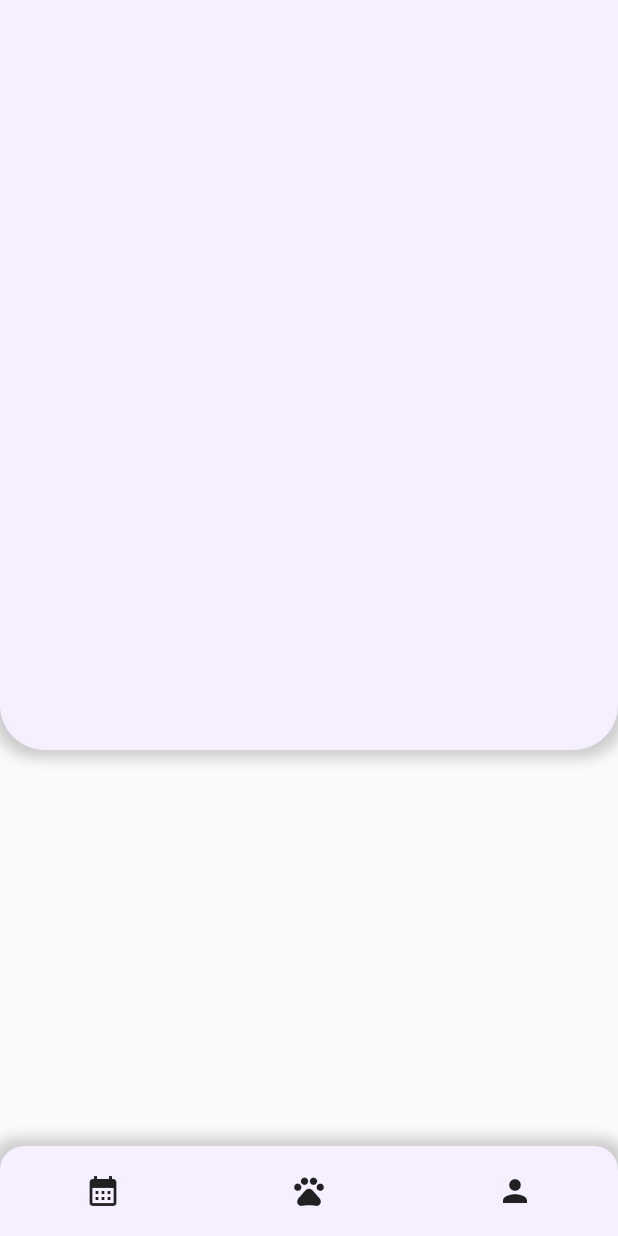
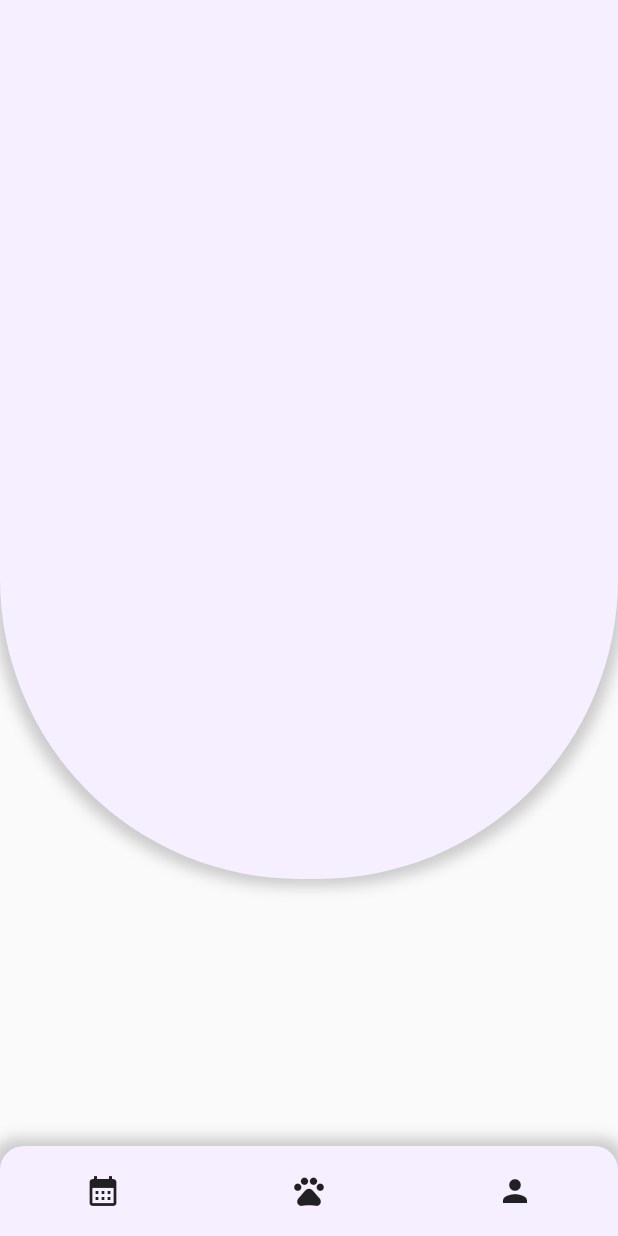
Before and after one commit to kugods-HabitTama/dahae-mobile, a Flutter app: the PetScreen screen opened by its route, on a phone screen of 412 x 824 dp. Run offline on Flutter 3.47's test engine with Material 2 defaults, Android fonts, the phone set to English and light mode, and no system bars; our stand-ins replace freezed_annotation, go_router.

Commit message:
pet header shape

```diff
--- a/lib/screens/pet/pet_header.dart
+++ b/lib/screens/pet/pet_header.dart
@@ -1,4 +1,5 @@
 import 'package:flutter/material.dart';
+import 'dart:math';
 
 class PetHeader extends StatelessWidget {
   const PetHeader({super.key});
@@ -7,10 +8,10 @@ class PetHeader extends StatelessWidget {
   Widget build(BuildContext context) {
     return Container(
       width: double.infinity,
-      height: 500,
+      height: 586,
       decoration: BoxDecoration(
         borderRadius: const BorderRadius.vertical(
-          bottom: Radius.circular(30.0),
+          bottom: Radius.circular(200.0),
         ),
         boxShadow: [
           BoxShadow(
```
